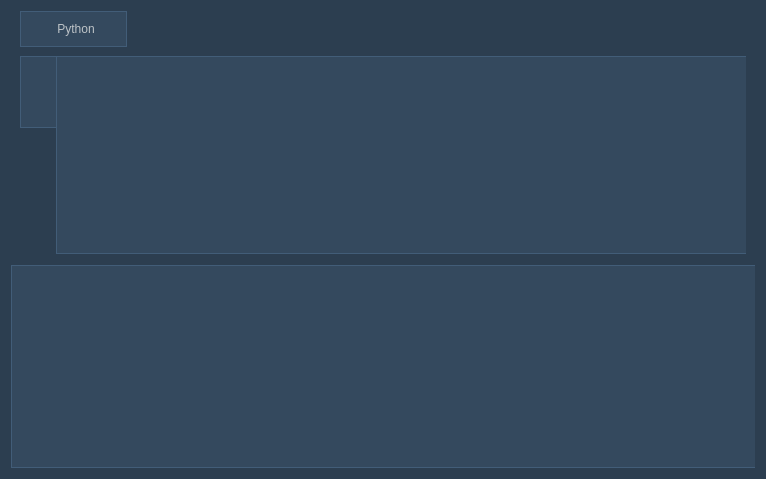
First picture: the form in source/plugins/mscript/main_ui.ui, repository 5l1v3r1/Moderat, before the edit.
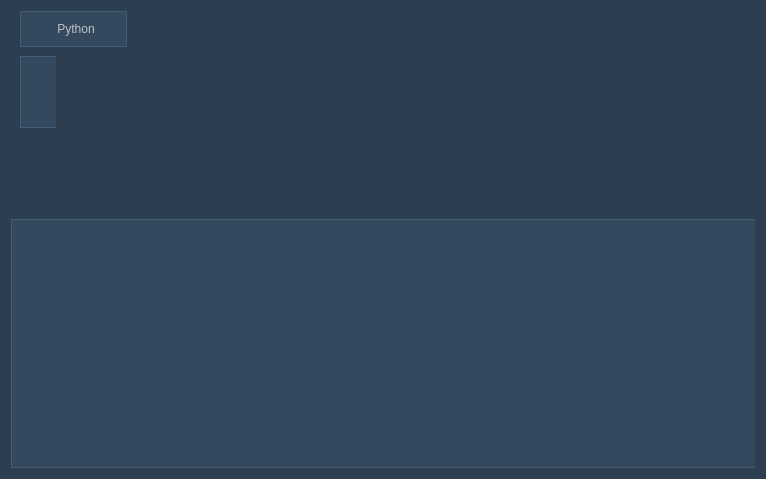
Second picture: the form after the edit. Icons and pictures are not drawn.

```diff
--- a/source/plugins/mscript/main_ui.ui
+++ b/source/plugins/mscript/main_ui.ui
@@ -283,17 +283,6 @@
             <property name="orientation">
              <enum>Qt::Vertical</enum>
             </property>
-            <widget class="QTextEdit" name="idleText">
-             <property name="styleSheet">
-              <string notr="true">background-color: #34495e;
-    padding: 2px;
-    color: #bdc3c7;
-	font: 75 8pt &quot;MS Shell Dlg 2&quot;;
-	border: 1px ridge;
-	border-right: none;
-	border-color: #2c3e50;</string>
-             </property>
-            </widget>
            </widget>
           </item>
          </layout>
```
